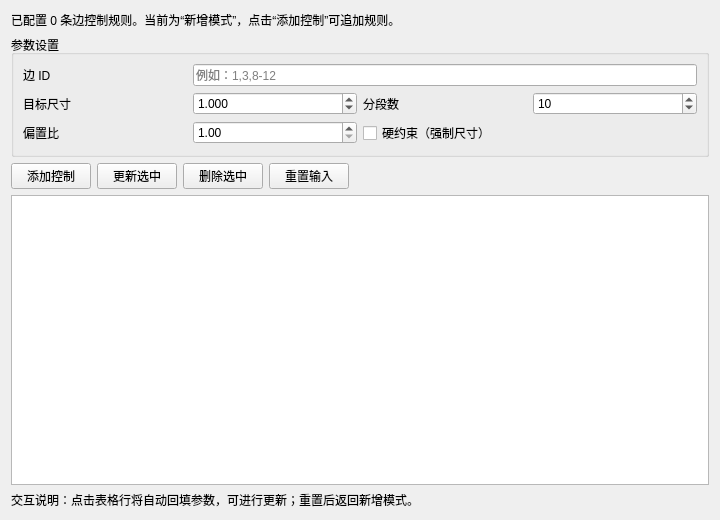
First picture: the form in plugins/Base_Mesh/MeshEdgeControlWidget.ui, repository asd977/base_cae, before the edit.
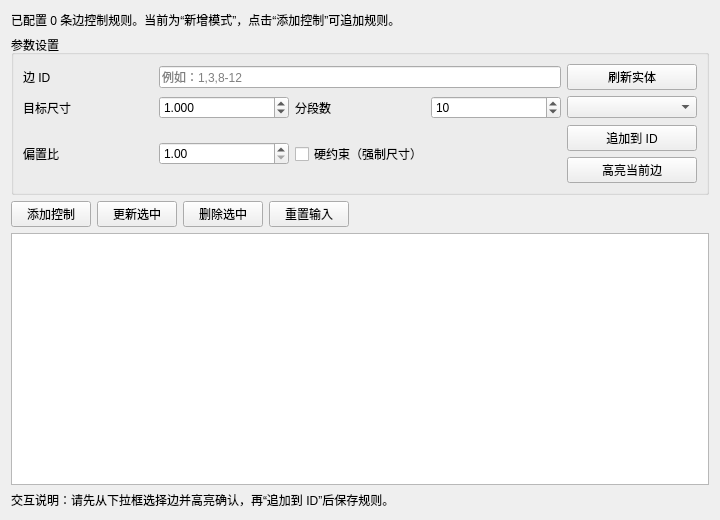
Second picture: the form after the edit.

Commit message: feat(mesh): 支持实体下拉选择与高亮确认

Patch:
```diff
--- a/plugins/Base_Mesh/MeshEdgeControlWidget.ui
+++ b/plugins/Base_Mesh/MeshEdgeControlWidget.ui
@@ -44,6 +44,20 @@
         </property>
        </widget>
       </item>
+      <item row="0" column="4">
+       <widget class="QPushButton" name="btnRefreshEntity">
+        <property name="text"><string>刷新实体</string></property>
+       </widget>
+      </item>
+      <item row="1" column="4">
+       <widget class="QComboBox" name="cmbEntity"/>
+      </item>
+      <item row="2" column="4">
+       <layout class="QVBoxLayout" name="verticalLayoutEntityBtns">
+        <item><widget class="QPushButton" name="btnAppendEntity"><property name="text"><string>追加到 ID</string></property></widget></item>
+        <item><widget class="QPushButton" name="btnHighlightEntity"><property name="text"><string>高亮当前边</string></property></widget></item>
+       </layout>
+      </item>
       <item row="1" column="0">
        <widget class="QLabel" name="labelSize">
         <property name="text">
@@ -174,7 +188,7 @@
    <item>
     <widget class="QLabel" name="labelHint">
      <property name="text">
-      <string>交互说明：点击表格行将自动回填参数，可进行更新；重置后返回新增模式。</string>
+      <string>交互说明：请先从下拉框选择边并高亮确认，再“追加到 ID”后保存规则。</string>
      </property>
      <property name="wordWrap">
       <bool>true</bool>
```
The commit also changes 8 other files.
